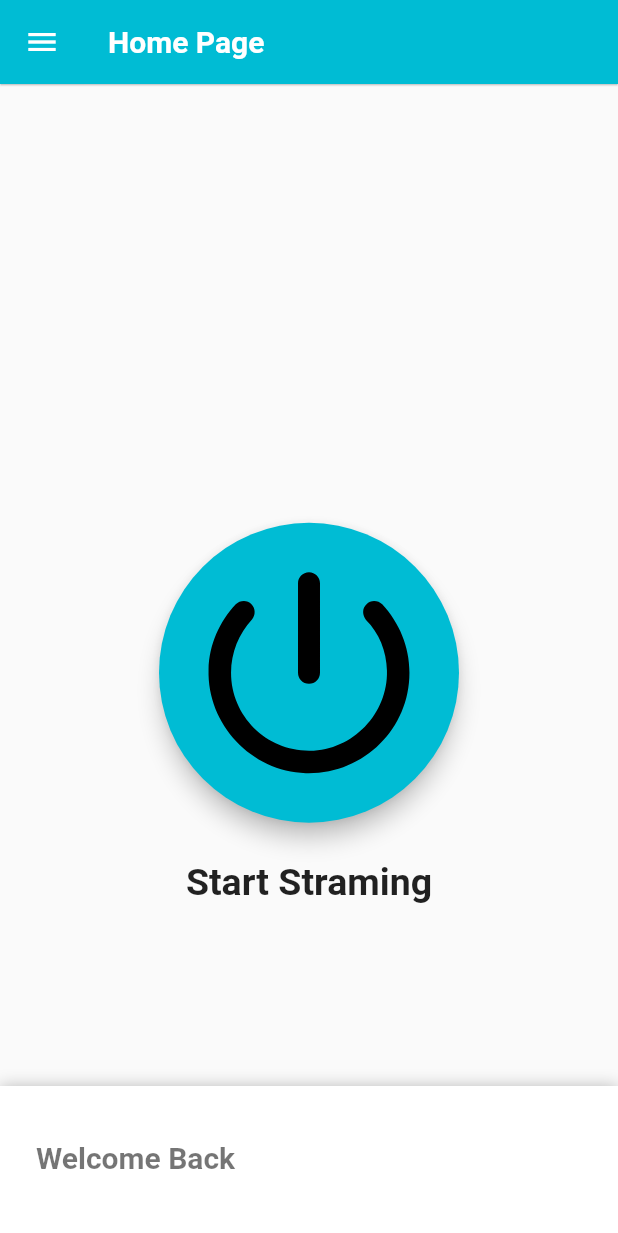
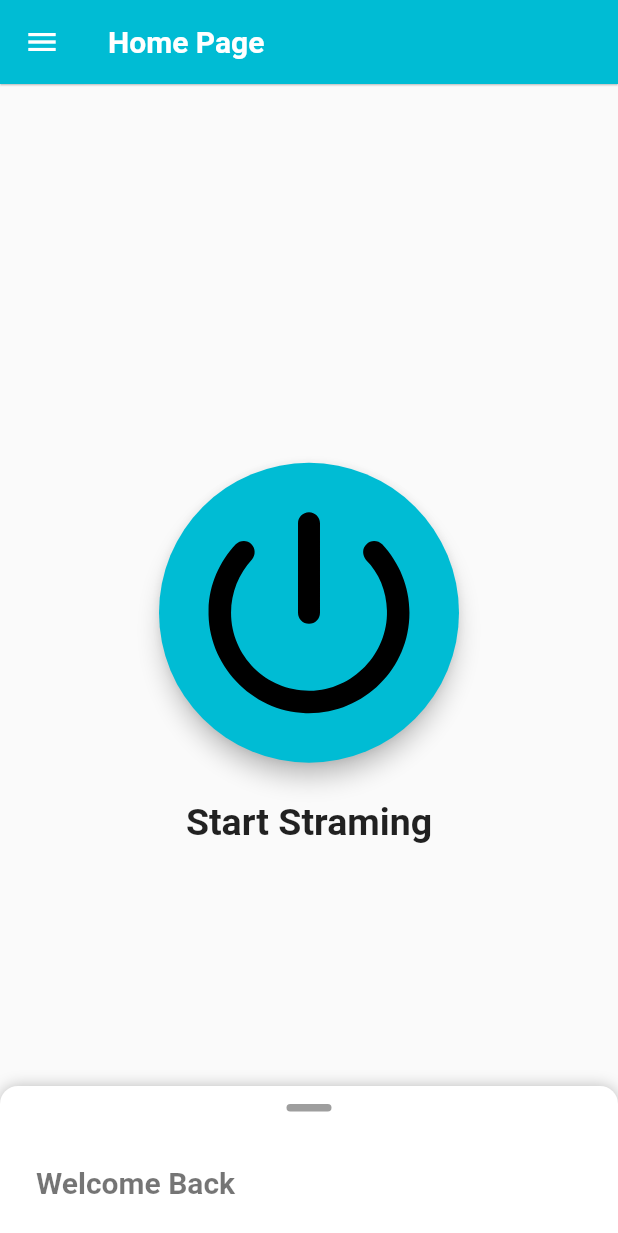
Before and after one commit to Intro-Ventors/Re-Co-Mobile, a Flutter app: the Home screen opened directly, on a phone screen of 412 x 824 dp. Shown: the top 1233 px of the screen. Run offline on Flutter 3.47's test engine with Material 2 defaults, Android fonts, the phone set to English and light mode, and no system bars; drawn by our look-alikes of sliding_up_panel; our stand-ins replace animated_splash_screen, cloud_firestore, firebase_auth, firebase_core, flutter_spinkit, fluttertoast and 2 more; missing offline and left inert: dart:ffi, qr_code_scanner, vulkan; accounts and stored records are empty.

Commit message:
slide up panel functionality fixed

```diff
--- a/reality_core/lib/screens/home/bottom_panel.dart
+++ b/reality_core/lib/screens/home/bottom_panel.dart
@@ -2,10 +2,14 @@ import 'package:cloud_firestore/cloud_firestore.dart';
 import 'package:firebase_auth/firebase_auth.dart';
 import 'package:flutter/material.dart';
 import 'package:reality_core/models/user.dart';
+import 'package:sliding_up_panel/sliding_up_panel.dart';
 
 class PanelWidget extends StatefulWidget {
   final ScrollController controller;
-  const PanelWidget({Key? key, required this.controller}) : super(key: key);
+  final PanelController panelController;
+  const PanelWidget(
+      {Key? key, required this.controller, required this.panelController})
+      : super(key: key);
 
   @override
   _PanelWidgetState createState() => _PanelWidgetState();
@@ -33,6 +37,10 @@ class _PanelWidgetState extends State<PanelWidget> {
         padding: EdgeInsets.zero,
         children: <Widget>[
           const SizedBox(
+            height: 12,
+          ),
+          buildDragHandle(),
+          const SizedBox(
             height: 36,
           ),
           buildAboutText(),
@@ -41,6 +49,21 @@ class _PanelWidgetState extends State<PanelWidget> {
           ),
         ],
       );
+
+  Widget buildDragHandle() => GestureDetector(
+      child: Center(
+        child: Container(
+          width: 30,
+          height: 5,
+          decoration: BoxDecoration(
+              color: Colors.grey, borderRadius: BorderRadius.circular(18)),
+        ),
+      ),
+      onTap: togglePanel);
+
+  void togglePanel() => widget.panelController.isPanelOpen
+      ? widget.panelController.close()
+      : widget.panelController.open();
 
   Widget buildAboutText() => Container(
         padding: const EdgeInsets.symmetric(horizontal: 24),
--- a/reality_core/lib/screens/home/home.dart
+++ b/reality_core/lib/screens/home/home.dart
@@ -1,11 +1,6 @@
-import 'package:cloud_firestore/cloud_firestore.dart';
-import 'package:firebase_auth/firebase_auth.dart';
 import 'package:flutter/material.dart';
-import 'package:reality_core/models/user.dart';
-import 'package:reality_core/screens/auth/signIn.dart';
 import 'package:reality_core/screens/home/bottom_panel.dart';
 import 'package:reality_core/screens/home/qr_code_scanner.dart';
-import 'package:reality_core/screens/home/settings.dart';
 import 'package:sliding_up_panel/sliding_up_panel.dart';
 
 import 'drawer.dart';
@@ -14,25 +9,11 @@ class Home extends StatefulWidget {
   const Home({Key? key}) : super(key: key);
 
   @override
-  _HomeScreenState createState() => _HomeScreenState();
+  HomeScreenState createState() => HomeScreenState();
 }
 
-class _HomeScreenState extends State<Home> {
-  User? user = FirebaseAuth.instance.currentUser;
-  UserModel loggedInUser = UserModel();
-
-  @override
-  void initState() {
-    super.initState();
-    FirebaseFirestore.instance
-        .collection("users")
-        .doc(user!.uid)
-        .get()
-        .then((value) {
-      this.loggedInUser = UserModel.fromMap(value.data());
-      setState(() {});
-    });
-  }
+class HomeScreenState extends State<Home> {
+  final panelController = PanelController();
 
   @override
   Widget build(BuildContext context) {
@@ -65,7 +46,7 @@ class _HomeScreenState extends State<Home> {
       body: SlidingUpPanel(
         body: Center(
           child: Padding(
-            padding: const EdgeInsets.all(20),
+            padding: const EdgeInsets.fromLTRB(20, 20, 20, 100),
             child: Column(
               mainAxisAlignment: MainAxisAlignment.center,
               crossAxisAlignment: CrossAxisAlignment.center,
@@ -99,7 +80,14 @@ class _HomeScreenState extends State<Home> {
             ),
           ),
         ),
-        panelBuilder: (controller) => PanelWidget(controller: controller),
+        controller: panelController,
+        panelBuilder: (controller) => PanelWidget(
+          controller: controller,
+          panelController: panelController,
+        ),
+        borderRadius: const BorderRadius.vertical(top: Radius.circular(12.0)),
+        parallaxEnabled: true,
+        parallaxOffset: 0.2,
       ),
     );
   }
```
